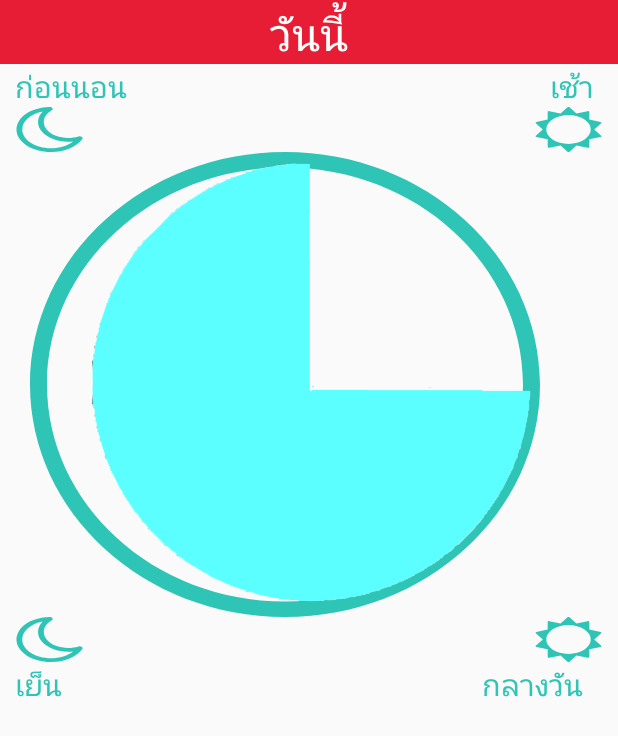
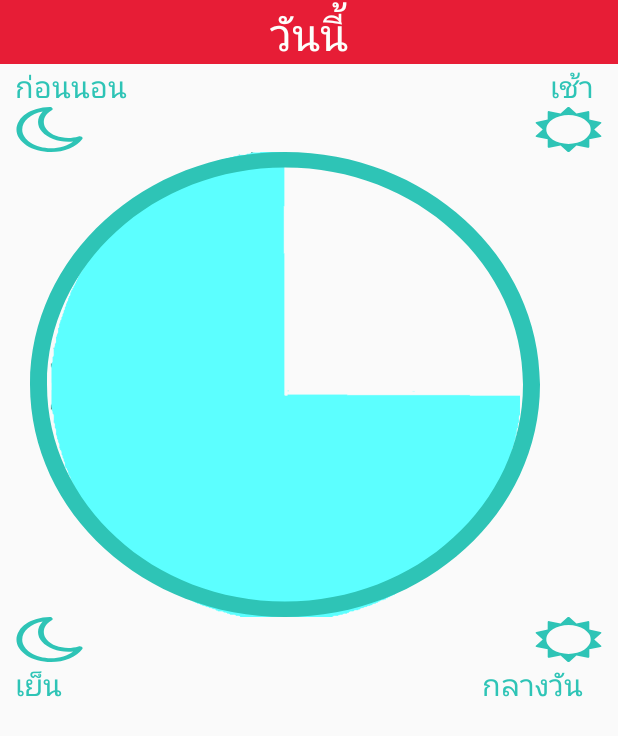
Before and after one commit to roqpor/APlus, an Android app: the layout schedule_time.xml on its own in the app's theme, with its tools: preview values and no code run, on a phone screen of 412 x 824 dp. Shown: the top 736 px of the screen. Run offline under Robolectric (Android 15) with nearby library versions, the phone set to English and light mode, and no system bars.

Commit message:
edit time recycview add pic
edit time recycle view add picture circle

```diff
--- a/PillReminder/app/src/main/res/layout/schedule_time.xml
+++ b/PillReminder/app/src/main/res/layout/schedule_time.xml
@@ -114,7 +114,12 @@
             android:layout_width="match_parent"
             android:layout_height="wrap_content">
 
+            <ImageView
+                android:id="@+id/imageView"
+                android:layout_width="340dp"
+                android:layout_height="310dp"
 
+                android:src="@drawable/scircle4" />
 
 
         <ImageView
@@ -124,12 +129,7 @@
 
             android:background="@drawable/ic_circle" />
 
-            <ImageView
-                android:id="@+id/imageView"
-                android:layout_width="380dp"
-                android:layout_height="310dp"
 
-                android:src="@drawable/scircle" />
 
 
         </RelativeLayout>
```
Also changed, not shown: PillReminder/app/src/main/res/layout/reportpill_row.xml (+23 -1 lines), PillReminder/app/src/main/res/drawable/scircle2.png (added), PillReminder/app/src/main/res/drawable/scircle3.png (added), PillReminder/app/src/main/res/drawable/scircle4.png (added).
